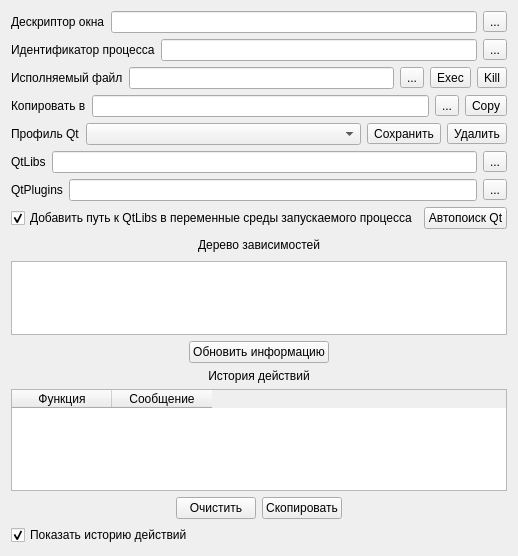
First picture: the form in mainwindow.ui, repository HardArchive/DLLCollector_recode, before the edit.
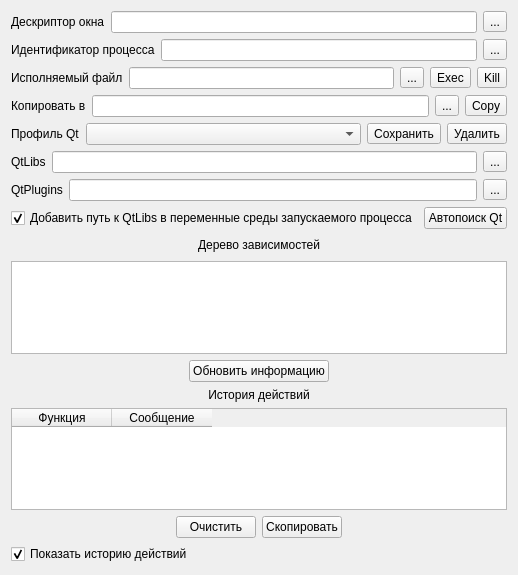
Second picture: the form after the edit.

Commit message: Фикс бага с удалением всех включений, при отмене редактирования включений.

The edit to the form file:
```diff
--- a/mainwindow.ui
+++ b/mainwindow.ui
@@ -6,8 +6,8 @@
    <rect>
     <x>0</x>
     <y>0</y>
-    <width>494</width>
-    <height>556</height>
+    <width>496</width>
+    <height>575</height>
    </rect>
   </property>
   <property name="acceptDrops">
```
The commit also changes 1 other file.
